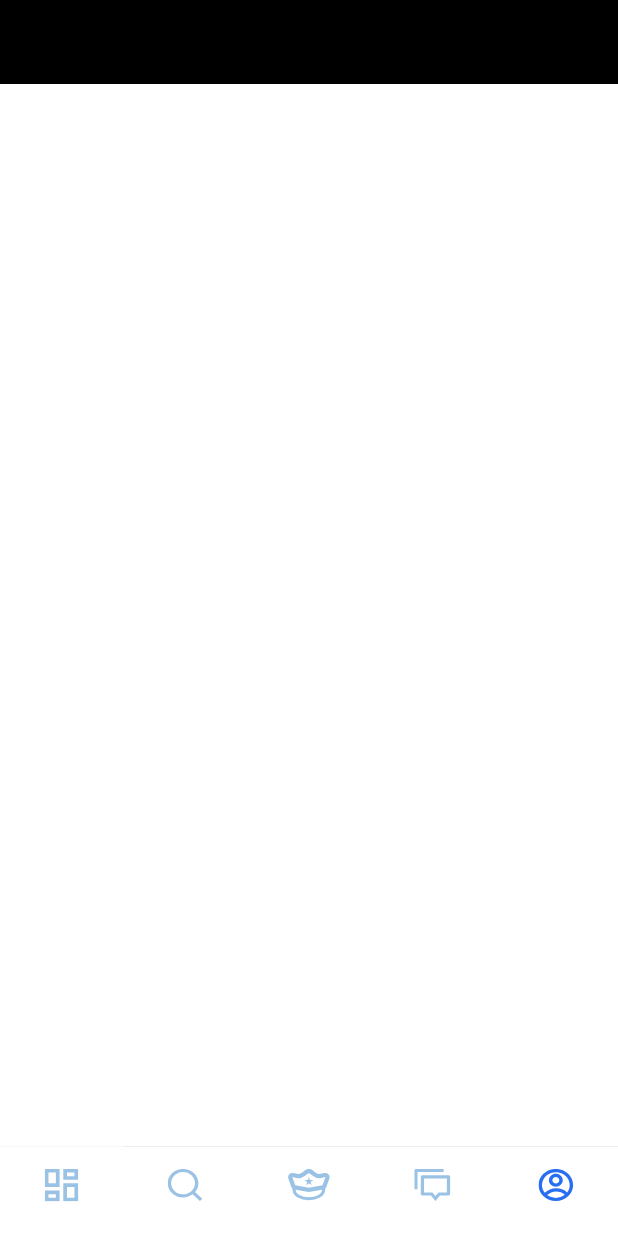
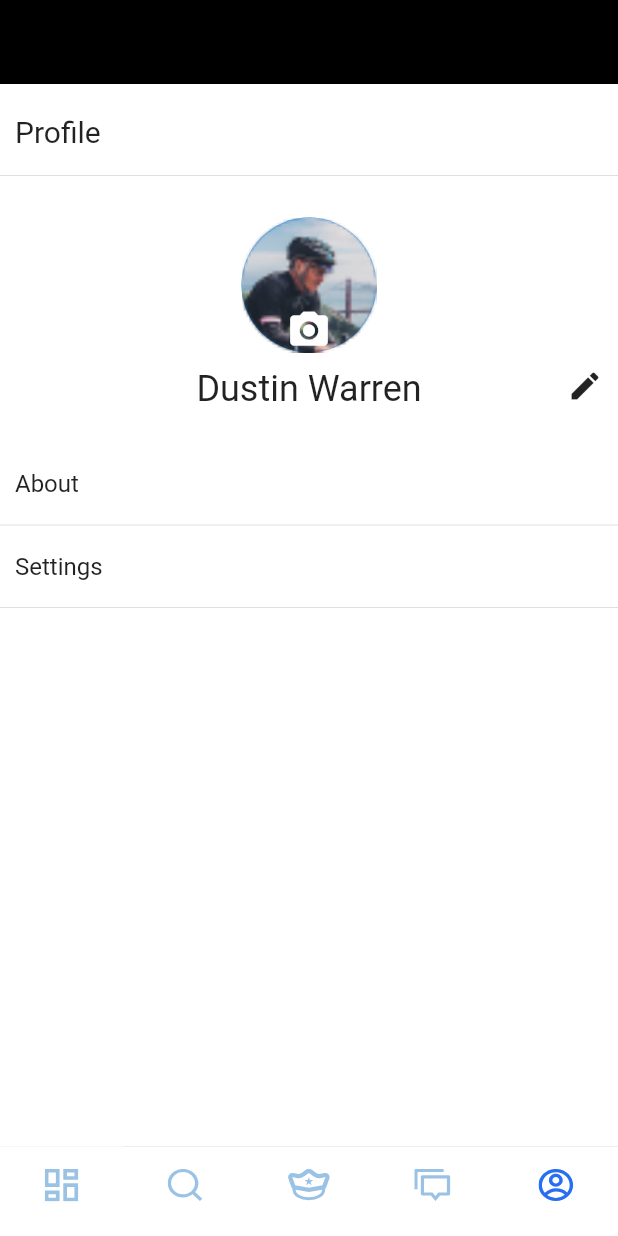
Before and after one commit to ikebotch/SocialPolice, a Flutter app: the screen it shows after launch, swiped to page 5, on a phone screen of 412 x 824 dp. Run offline on Flutter 3.47's test engine with Material 2 defaults, Android fonts, the phone set to English and light mode, and no system bars; our stand-ins replace flutter_svg.

Commit message:
profile ui

```diff
--- a/lib/src/res/colors.dart
+++ b/lib/src/res/colors.dart
@@ -10,4 +10,5 @@ class AppColors {
   static const Color colorBackground = Color(0xFFFCFCFC);
   static const Color colorRed1 = Color(0xFFC62416);
   static const Color colorStroke = Color(0xFFFBEEFF);
+  static const Color textColor1 = Color(0xFFCBCBCB);
 }
--- a/lib/src/ui/bottm_nav.dart
+++ b/lib/src/ui/bottm_nav.dart
@@ -1,8 +1,10 @@
 import 'package:flutter/material.dart';
 import 'package:socialpolice/src/res/colors.dart';
 import 'package:socialpolice/src/res/icons.dart';
-import 'package:socialpolice/src/ui/home.dart';
-import 'package:socialpolice/src/ui/search.dart';
+import 'package:socialpolice/src/ui/bottom_nav/home.dart';
+import 'package:socialpolice/src/ui/bottom_nav/message.dart';
+import 'package:socialpolice/src/ui/bottom_nav/profile.dart';
+import 'package:socialpolice/src/ui/bottom_nav/search.dart';
 
 class BottomNav extends StatefulWidget {
   const BottomNav({Key? key}) : super(key: key);
@@ -53,9 +55,9 @@ class _BottomNavState extends State<BottomNav>
                       return Container();
                     }
                     if (index == 3) {
-                      return Container();
+                      return const Message();
                     }
-                    return Container();
+                    return const Profile();
                   },
                 ),
               ),
--- /dev/null
+++ b/lib/src/ui/bottom_nav/profile.dart
@@ -0,0 +1,92 @@
+import 'package:flutter/material.dart';
+
+class Profile extends StatelessWidget {
+  const Profile({Key? key}) : super(key: key);
+
+  @override
+  Widget build(BuildContext context) {
+    return Container(
+      child: Column(
+        crossAxisAlignment: CrossAxisAlignment.start,
+        children: [
+          const SizedBox(height: 20),
+          const Padding(
+            padding: EdgeInsets.only(left: 10, bottom: 10),
+            child: Text(
+              'Profile',
+              style: TextStyle(
+                fontSize: 20,
+              ),
+            ),
+          ),
+          const Divider(),
+          const SizedBox(height: 20),
+          Center(
+            child: SizedBox(
+              height: 90,
+              width: 90,
+              child: Stack(
+                children: [
+                  Align(
+                    child: CircleAvatar(
+                      radius: 50,
+                      child: Image.asset(
+                        'assets/images/avatar.png',
+                        fit: BoxFit.cover,
+                        width: 90,
+                        height: 90,
+                      ),
+                    ),
+                  ),
+                  const Align(
+                    alignment: Alignment.bottomCenter,
+                    child: Icon(
+                      Icons.camera_alt,
+                      size: 30,
+                      color: Colors.white,
+                    ),
+                  )
+                ],
+              ),
+            ),
+          ),
+          Padding(
+            padding: const EdgeInsets.symmetric(horizontal: 10, vertical: 10),
+            child: Stack(
+              children: const [
+                Align(
+                  alignment: Alignment.center,
+                  child: Text(
+                    'Dustin Warren',
+                    style: TextStyle(fontSize: 24),
+                  ),
+                ),
+                Align(
+                  alignment: Alignment.topRight,
+                  child: Icon(Icons.edit),
+                ),
+              ],
+            ),
+          ),
+          const SizedBox(height: 20),
+          item('About'),
+          const Divider(),
+          item('Settings'),
+          const Divider(),
+        ],
+      ),
+    );
+  }
+
+  Padding item(String name) {
+    return Padding(
+      padding: const EdgeInsets.symmetric(horizontal: 10, vertical: 10),
+      child: Text(
+        name,
+        style: const TextStyle(
+          fontSize: 16,
+        ),
+      ),
+    );
+  }
+}
```
Also changed, not shown: lib/src/ui/bottom_nav/message.dart (renamed from lib/src/ui/search.dart, +22 -9 lines), lib/src/ui/bottom_nav/search.dart (added, +75 -0 lines), assets/images/randomuser64.jpeg (added), lib/src/ui/bottom_nav/home.dart (renamed from lib/src/ui/home.dart).
